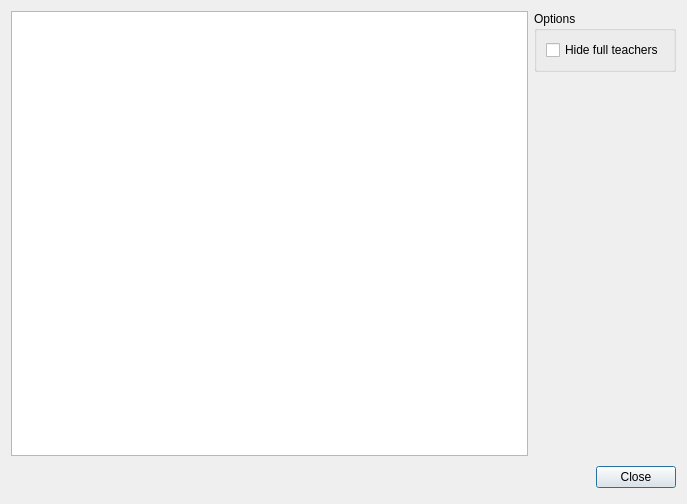
This is fet/src/interface/teachersstatisticsform_template.ui in vonmecheln/fet as Qt 5 draws it before an edit. The edited form follows.
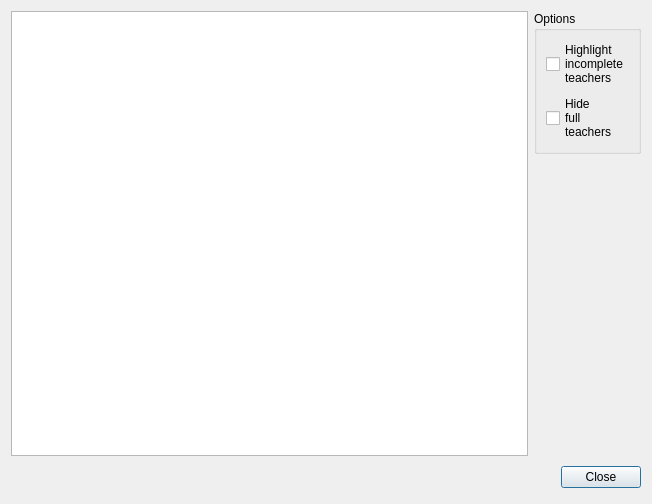
This is the edited form.

The edit to the form file:
```diff
--- a/fet/src/interface/teachersstatisticsform_template.ui
+++ b/fet/src/interface/teachersstatisticsform_template.ui
@@ -6,7 +6,7 @@
    <rect>
     <x>0</x>
     <y>0</y>
-    <width>687</width>
+    <width>652</width>
     <height>504</height>
    </rect>
   </property>
@@ -23,10 +23,21 @@
       <string>Options</string>
      </property>
      <layout class="QGridLayout" name="gridLayout">
-      <item row="0" column="0">
+      <item row="1" column="0">
        <widget class="QCheckBox" name="hideFullTeachersCheckBox">
         <property name="text">
-         <string comment="It refers to teachers who have their number of hours fulfilled. Please keep translation short">Hide full teachers</string>
+         <string comment="It refers to teachers who have their target number of hours fulfilled. Translate with each word on a new line (to keep the width small).">Hide
+full
+teachers</string>
+        </property>
+       </widget>
+      </item>
+      <item row="0" column="0">
+       <widget class="QCheckBox" name="highlightIncompleteTeachersCheckBox">
+        <property name="text">
+         <string comment="It refers to teachers who don't have their target number of hours fulfilled. Their entries in the statistics table widget will be colored differently, with a 'highlight' background and foreground. Translate with each word on a new line (to keep the width small).">Highlight
+incomplete
+teachers</string>
         </property>
        </widget>
       </item>
```
